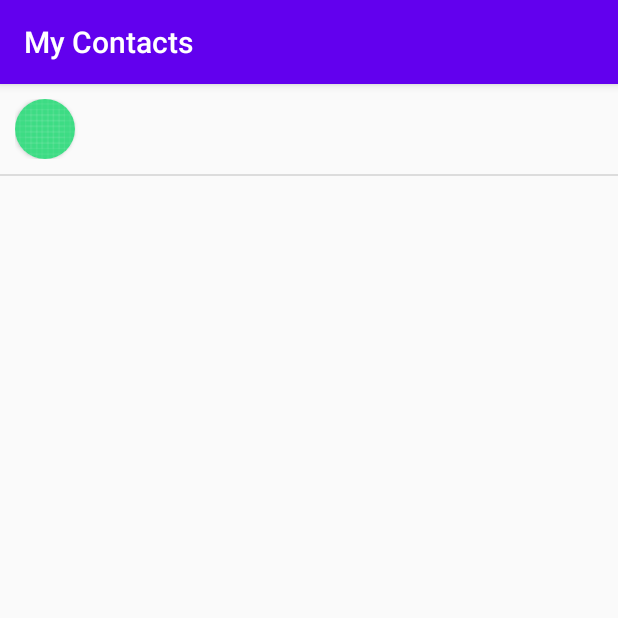
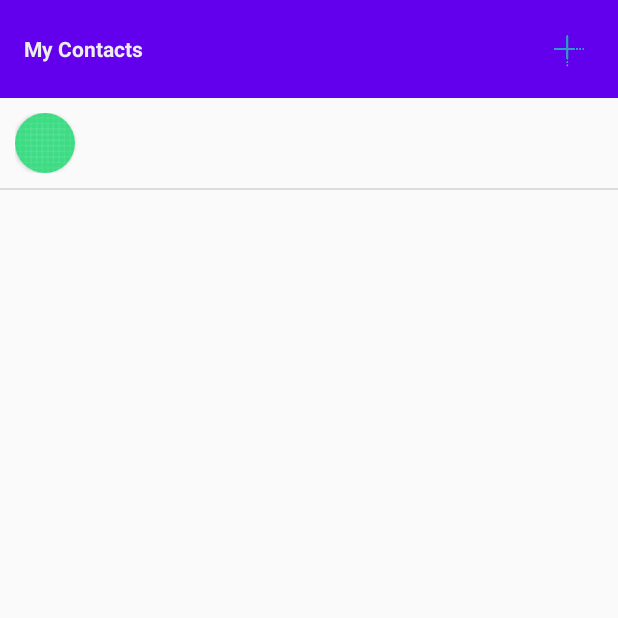
Before and after one commit to SINAsoheili/My-Contacts, an Android app: the screen it shows after launch (MainActivity), on a phone screen of 412 x 824 dp, the top half of it. Run offline under Robolectric (Android 15) with nearby library versions, the phone set to English and light mode, and no system bars; 4 statements that could not run were skipped.

Commit message:
remove actionbar from style and add toolbar and add contact btn to main view

```diff
--- a/app/src/main/java/ir/sinasoheili/mycontacts/VIEW/MainActivity.java
+++ b/app/src/main/java/ir/sinasoheili/mycontacts/VIEW/MainActivity.java
@@ -12,7 +12,9 @@ import android.util.Log;
 import android.view.View;
 import android.widget.AdapterView;
 import android.widget.ArrayAdapter;
+import android.widget.Button;
 import android.widget.ListView;
+import android.widget.Toast;
 
 import com.google.android.material.snackbar.Snackbar;
 
@@ -24,9 +26,9 @@ import ir.sinasoheili.mycontacts.PRESENTER.MainActivityContract;
 import ir.sinasoheili.mycontacts.PRESENTER.MainActivityPresenter;
 import ir.sinasoheili.mycontacts.R;
 
-public class MainActivity extends AppCompatActivity implements MainActivityContract.MainActivityContract_view, AdapterView.OnItemClickListener
-{
+public class MainActivity extends AppCompatActivity implements MainActivityContract.MainActivityContract_view, AdapterView.OnItemClickListener, View.OnClickListener {
     private ListView lv;
+    private Button btnAddContact;
 
     private final int REQUEST_CODE = 100; //request code for read contact
     private final String[] PERMISSIONS = {Manifest.permission.READ_CONTACTS};
@@ -54,6 +56,9 @@ public class MainActivity extends AppCompatActivity implements MainActivityContr
     {
         lv = findViewById(R.id.lv_contact_list);
         lv.setOnItemClickListener(this);
+
+        btnAddContact = findViewById(R.id.toolbar_btn_add_contact);
+        btnAddContact.setOnClickListener(this);
 
         presenter = new MainActivityPresenter(MainActivity.this , this);
     }
@@ -99,4 +104,13 @@ public class MainActivity extends AppCompatActivity implements MainActivityContr
         intent.putExtra(UserContact.INTENT_KEY , uc);
         startActivity(intent);
     }
+
+    @Override
+    public void onClick(View v)
+    {
+        if(v.equals(btnAddContact))
+        {
+            Toast.makeText(MainActivity.this , "click" , Toast.LENGTH_SHORT).show();
+        }
+    }
 }
--- a/app/src/main/res/layout/activity_main.xml
+++ b/app/src/main/res/layout/activity_main.xml
@@ -7,11 +7,49 @@
     android:layout_height="match_parent"
     tools:context=".VIEW.MainActivity">
 
+    <Toolbar
+        android:id="@+id/toolbar"
+        android:layout_width="0dp"
+        android:layout_height="wrap_content"
+        app:layout_constraintTop_toTopOf="parent"
+        app:layout_constraintLeft_toLeftOf="parent"
+        app:layout_constraintRight_toRightOf="parent"
+        android:background="@color/toolbar_background">
+
+        <RelativeLayout
+            android:layout_width="match_parent"
+            android:layout_height="match_parent">
+
+            <TextView
+                android:layout_width="wrap_content"
+                android:layout_height="wrap_content"
+                android:layout_alignParentStart="true"
+                android:layout_centerVertical="true"
+                android:text="@string/app_name"
+                android:textStyle="bold"
+                android:textColor="@color/list_item_text_color_white"
+                />
+
+            <Button
+                android:id="@+id/toolbar_btn_add_contact"
+                android:layout_width="@dimen/toolbar_image_size"
+                android:layout_height="@dimen/toolbar_image_size"
+                android:layout_alignParentEnd="true"
+                android:layout_margin="10dp"
+                android:scaleType="fitXY"
+                android:backgroundTint="@null"
+                android:background="@drawable/plus"
+                />
+
+        </RelativeLayout>
+
+    </Toolbar>
+
     <ListView
         android:id="@+id/lv_contact_list"
         android:layout_width="0dp"
         android:layout_height="0dp"
-        app:layout_constraintTop_toTopOf="parent"
+        app:layout_constraintTop_toBottomOf="@id/toolbar"
         app:layout_constraintBottom_toBottomOf="parent"
         app:layout_constraintLeft_toLeftOf="parent"
         app:layout_constraintRight_toRightOf="parent"
--- a/app/src/main/res/layout/user_contact_list_item.xml
+++ b/app/src/main/res/layout/user_contact_list_item.xml
@@ -28,7 +28,7 @@
         android:layout_centerVertical="true"
         android:layout_marginLeft="@dimen/medium_margin"
         android:textSize="@dimen/list_item_text_size"
-        android:textColor="@color/list_item_text_color"
+        android:textColor="@color/list_item_text_color_black"
         />
 
 </RelativeLayout>
--- a/app/src/main/res/values/colors.xml
+++ b/app/src/main/res/values/colors.xml
@@ -4,6 +4,9 @@
     <color name="colorPrimaryDark">#3700B3</color>
     <color name="colorAccent">#03DAC5</color>
 
-    <color name="list_item_text_color">#202020</color>
+    <color name="list_item_text_color_black">#202020</color>
+    <color name="list_item_text_color_white">#EDEDED</color>
+
+    <color name="toolbar_background">#6200EE</color>
 
 </resources>
--- a/app/src/main/res/values/dimen.xml
+++ b/app/src/main/res/values/dimen.xml
@@ -9,4 +9,6 @@
     <dimen name="list_item_text_size">16sp</dimen>
     <dimen name="list_item_padding">10dp</dimen>
 
+    <dimen name="toolbar_image_size">45dp</dimen>
+
 </resources>
--- a/app/src/main/res/values/styles.xml
+++ b/app/src/main/res/values/styles.xml
@@ -1,7 +1,7 @@
 <resources>
 
     <!-- Base application theme. -->
-    <style name="AppTheme" parent="Theme.AppCompat.Light.DarkActionBar">
+    <style name="AppTheme" parent="Theme.AppCompat.Light.NoActionBar">
         <!-- Customize your theme here. -->
         <item name="colorPrimary">@color/colorPrimary</item>
         <item name="colorPrimaryDark">@color/colorPrimaryDark</item>
```
Also changed, not shown: app/src/main/res/drawable-hdpi/plus.png (added), app/src/main/res/drawable-mdpi/plus.png (added), app/src/main/res/drawable-xhdpi/plus.png (added), app/src/main/res/drawable-xxhdpi/plus.png (added), app/src/main/res/drawable-xxxhdpi/plus.png (added).
